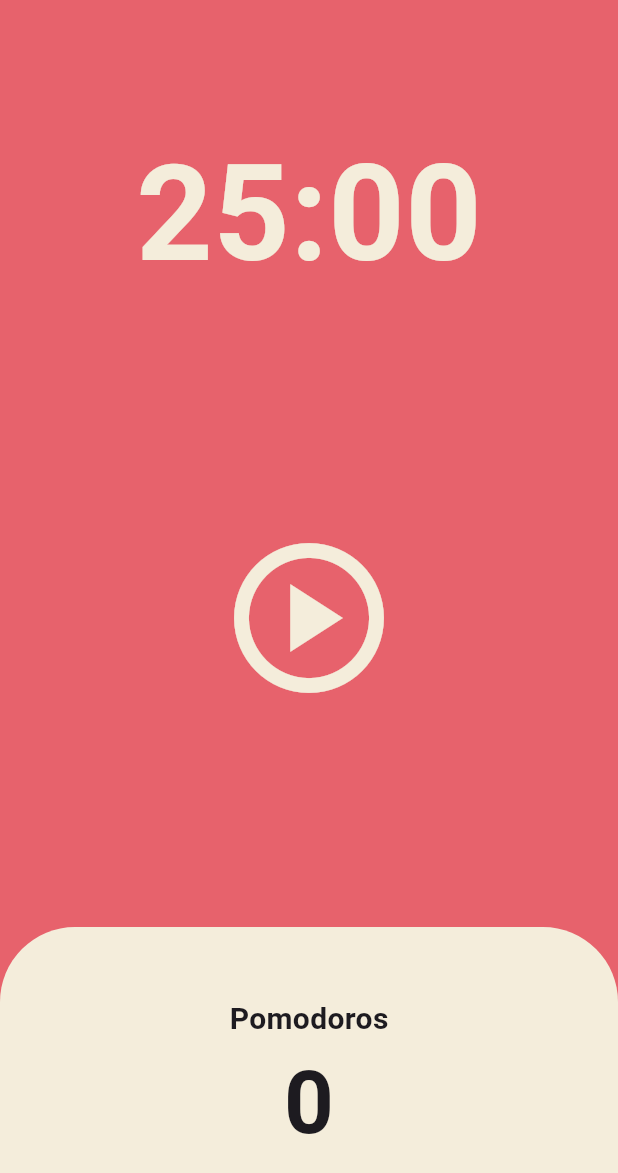
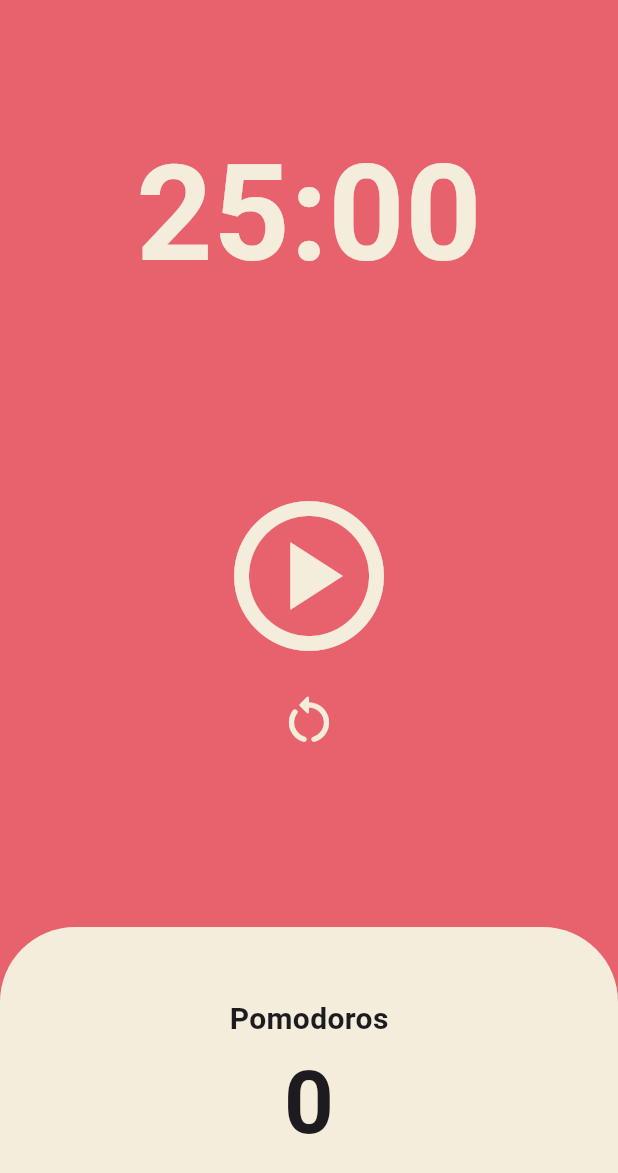
Before and after one commit to skskdmsdl/pomodoro, a Flutter app: the screen it shows after launch, on a phone screen of 412 x 824 dp. Shown: the top 1173 px of the screen. Run offline on Flutter 3.47's test engine with Material 3 defaults, Android fonts, the phone set to English and light mode, and no system bars.

Commit message:
리셋버튼 추가

```diff
--- a/lib/screens/home_screen.dart
+++ b/lib/screens/home_screen.dart
@@ -48,6 +48,14 @@ class _HomeScreenState extends State<HomeScreen> {
     });
   }
 
+  void onResetPressed() {
+    timer.cancel();
+    setState(() {
+      totalSeconds = twentyFiveMinutes;
+      isRunning = false;
+    });
+  }
+
   String format(int seconds) {
     var duration = Duration(seconds: seconds);
     return duration.toString().split(".").first.substring(2, 7);
@@ -76,13 +84,24 @@ class _HomeScreenState extends State<HomeScreen> {
           Flexible(
             flex: 2,
             child: Center(
-              child: IconButton(
+              child: Column(
+                mainAxisAlignment: MainAxisAlignment.center,
+                children: [
+                  IconButton(
                     iconSize: 120,
                     color: Theme.of(context).cardColor,
                     onPressed: isRunning ? onPausePressed : onStartPressed,
                     icon: Icon(isRunning
                         ? Icons.pause_circle_outline
                         : Icons.play_circle_outlined),
+                  ),
+                  IconButton(
+                    iconSize: 40,
+                    color: Theme.of(context).cardColor,
+                    onPressed: onResetPressed,
+                    icon: Icon(Icons.restart_alt_rounded),
+                  ),
+                ],
               ),
             ),
           ),
```
Lines whose indentation alone changed are shown as unchanged.
